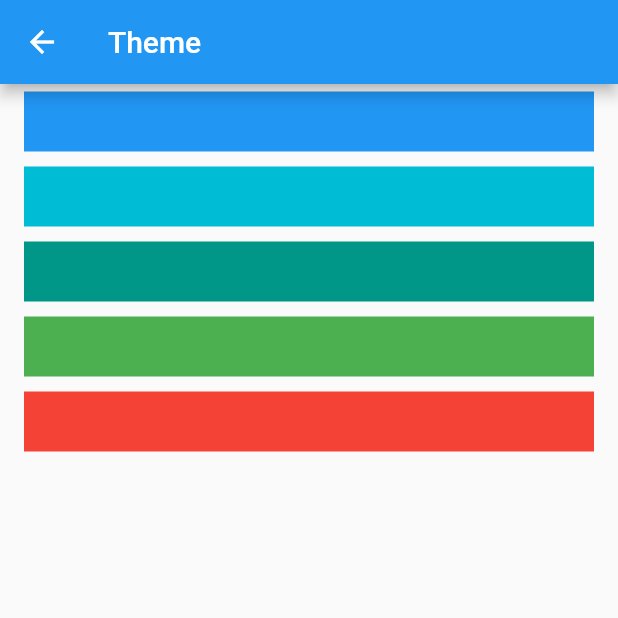
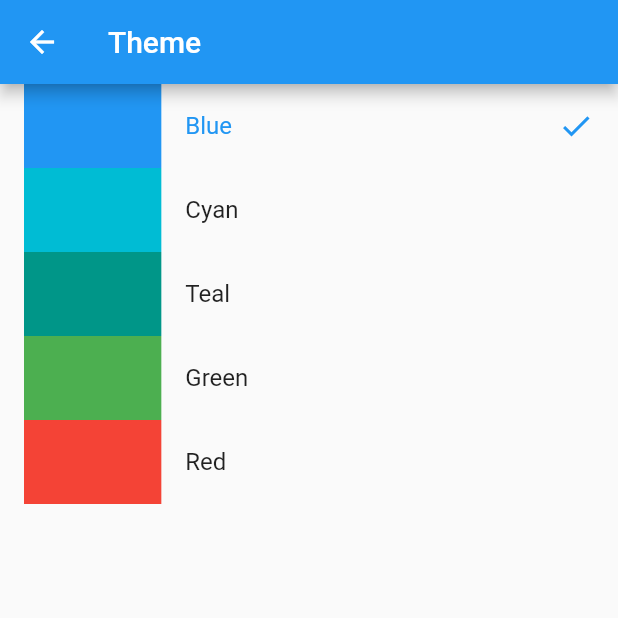
Before and after one commit to liminsheng/flutter_video, a Flutter app: the ThemeChangeRoute screen opened by its route, on a phone screen of 412 x 824 dp, the top half of it. Run offline on Flutter 3.47's test engine with Material 2 defaults, Android fonts, the phone set to English and light mode, and no system bars; our stand-ins replace cached_network_image, dio, flutter_rating_bar, flutter_screenutil, flutter_swiper, shared_preferences; missing offline and left inert: flukit, flutter_webview_plugin; accounts and stored records are empty; generated files the repository leaves out were written again; network calls fail; Roboto replaces fonts that are missing (ZhiMangXing).

Commit message:
修改主题选择页面UI

```diff
--- a/l10n-arb/intl_messages.arb
+++ b/l10n-arb/intl_messages.arb
@@ -1,5 +1,5 @@
 {
-  "@@last_modified": "2020-11-28T23:25:37.648806",
+  "@@last_modified": "2020-11-29T15:51:49.437480",
   "title": "Douban Movies",
   "@title": {
     "description": "Title for the application",
@@ -47,5 +47,35 @@
     "description": "",
     "type": "text",
     "placeholders": {}
+  },
+  "blue": "Blue",
+  "@blue": {
+    "description": "",
+    "type": "text",
+    "placeholders": {}
+  },
+  "cyan": "Cyan",
+  "@cyan": {
+    "description": "",
+    "type": "text",
+    "placeholders": {}
+  },
+  "teal": "Teal",
+  "@teal": {
+    "description": "",
+    "type": "text",
+    "placeholders": {}
+  },
+  "green": "Green",
+  "@green": {
+    "description": "",
+    "type": "text",
+    "placeholders": {}
+  },
+  "red": "Red",
+  "@red": {
+    "description": "",
+    "type": "text",
+    "placeholders": {}
   }
 }
--- a/l10n-arb/intl_zh_CN.arb
+++ b/l10n-arb/intl_zh_CN.arb
@@ -53,5 +53,35 @@
       "description": "",
       "type": "text",
       "placeholders": {}
-    }
+  },
+  "blue": "天空蓝",
+  "@blue": {
+    "description": "",
+    "type": "text",
+    "placeholders": {}
+  },
+  "cyan": "天青色",
+  "@cyan": {
+    "description": "",
+    "type": "text",
+    "placeholders": {}
+  },
+  "teal": "抹茶绿",
+  "@teal": {
+    "description": "",
+    "type": "text",
+    "placeholders": {}
+  },
+  "green": "清新绿",
+  "@green": {
+    "description": "",
+    "type": "text",
+    "placeholders": {}
+  },
+  "red": "烈焰红",
+  "@red": {
+    "description": "",
+    "type": "text",
+    "placeholders": {}
+  }
 }
--- a/lib/l10n/localization_intl.dart
+++ b/lib/l10n/localization_intl.dart
@@ -30,6 +30,11 @@ class MyLocalizations {
   String get rank => Intl.message('Rank', name: 'rank', desc: '');
   String get profile => Intl.message('Profile', name: 'profile', desc: '');
   String get waiting => Intl.message('Waiting...', name: 'waiting', desc: '');
+  String get blue => Intl.message('Blue', name: 'blue', desc: '');
+  String get cyan => Intl.message('Cyan', name: 'cyan', desc: '');
+  String get teal => Intl.message('Teal', name: 'teal', desc: '');
+  String get green => Intl.message('Green', name: 'green', desc: '');
+  String get red => Intl.message('Red', name: 'red', desc: '');
 }
 
 class MyLocalizationsDelegate extends LocalizationsDelegate<MyLocalizations> {
--- a/lib/l10n/messages_messages.dart
+++ b/lib/l10n/messages_messages.dart
@@ -21,10 +21,15 @@ class MessageLookup extends MessageLookupByLibrary {
 
   final messages = _notInlinedMessages(_notInlinedMessages);
   static _notInlinedMessages(_) => <String, Function> {
+    "blue" : MessageLookupByLibrary.simpleMessage("Blue"),
+    "cyan" : MessageLookupByLibrary.simpleMessage("Cyan"),
+    "green" : MessageLookupByLibrary.simpleMessage("Green"),
     "language" : MessageLookupByLibrary.simpleMessage("Language"),
     "movie" : MessageLookupByLibrary.simpleMessage("Movie"),
     "profile" : MessageLookupByLibrary.simpleMessage("Profile"),
     "rank" : MessageLookupByLibrary.simpleMessage("Rank"),
+    "red" : MessageLookupByLibrary.simpleMessage("Red"),
+    "teal" : MessageLookupByLibrary.simpleMessage("Teal"),
     "theme" : MessageLookupByLibrary.simpleMessage("Theme"),
     "title" : MessageLookupByLibrary.simpleMessage("Douban Movies"),
     "tv" : MessageLookupByLibrary.simpleMessage("Tv"),
--- a/lib/l10n/messages_zh_CN.dart
+++ b/lib/l10n/messages_zh_CN.dart
@@ -21,10 +21,15 @@ class MessageLookup extends MessageLookupByLibrary {
 
   final messages = _notInlinedMessages(_notInlinedMessages);
   static _notInlinedMessages(_) => <String, Function> {
+    "blue" : MessageLookupByLibrary.simpleMessage("天空蓝"),
+    "cyan" : MessageLookupByLibrary.simpleMessage("天青色"),
+    "green" : MessageLookupByLibrary.simpleMessage("清新绿"),
     "language" : MessageLookupByLibrary.simpleMessage("语言"),
     "movie" : MessageLookupByLibrary.simpleMessage("电影"),
     "profile" : MessageLookupByLibrary.simpleMessage("我的"),
     "rank" : MessageLookupByLibrary.simpleMessage("排行榜"),
+    "red" : MessageLookupByLibrary.simpleMessage("烈焰红"),
+    "teal" : MessageLookupByLibrary.simpleMessage("抹茶绿"),
     "theme" : MessageLookupByLibrary.simpleMessage("主题"),
     "title" : MessageLookupByLibrary.simpleMessage("豆瓣电影"),
     "tv" : MessageLookupByLibrary.simpleMessage("电视剧"),
--- a/lib/routes/theme_change_route.dart
+++ b/lib/routes/theme_change_route.dart
@@ -1,4 +1,5 @@
 import 'package:flutter/material.dart';
+import 'package:flutter_screenutil/flutter_screenutil.dart';
 import 'package:flutter_video/common/global.dart';
 import 'package:flutter_video/l10n/localization_intl.dart';
 import 'package:flutter_video/states/theme_model.dart';
@@ -7,6 +8,7 @@ import 'package:provider/provider.dart';
 class ThemeChangeRoute extends StatelessWidget {
   @override
   Widget build(BuildContext context) {
+    var themeModel = Provider.of<ThemeModel>(context, listen: false);
     return Scaffold(
       appBar: AppBar(
         title: Text(MyLocalizations.of(context).theme,
@@ -15,21 +17,48 @@ class ThemeChangeRoute extends StatelessWidget {
       body: ListView(
         //显示主题色块
         children: Global.themes.map<Widget>((e) {
-          return GestureDetector(
-            child: Padding(
-              padding: const EdgeInsets.symmetric(vertical: 5, horizontal: 16),
-              child: Container(
-                color: e,
-                height: 40,
-              ),
+          return ListTile(
+            leading: Container(
+              width: 80.w,
+              height: 80.w,
+              color: e,
             ),
+            title: Text(
+              _getThemeName(context, e),
+              style: TextStyle(
+                  color: themeModel.theme == e
+                      ? Theme.of(context).primaryColor
+                      : null),
+            ),
+            trailing: themeModel.theme == e
+                ? Icon(
+                    Icons.done,
+                    color: Theme.of(context).primaryColor,
+                  )
+                : null,
             onTap: () {
-              //主题更新后，MaterialApp会重新build
-              Provider.of<ThemeModel>(context, listen: false).theme = e;
+              themeModel.theme = e;
             },
           );
         }).toList(),
       ),
     );
   }
+
+  String _getThemeName(BuildContext context, MaterialColor color) {
+    var my = MyLocalizations.of(context);
+    String name = '';
+    if (color == Global.themes[0]) {
+      name = my.blue;
+    } else if (color == Global.themes[1]) {
+      name = my.cyan;
+    } else if (color == Global.themes[2]) {
+      name = my.teal;
+    } else if (color == Global.themes[3]) {
+      name = my.green;
+    } else if (color == Global.themes[4]) {
+      name = my.red;
+    }
+    return name;
+  }
 }
```
